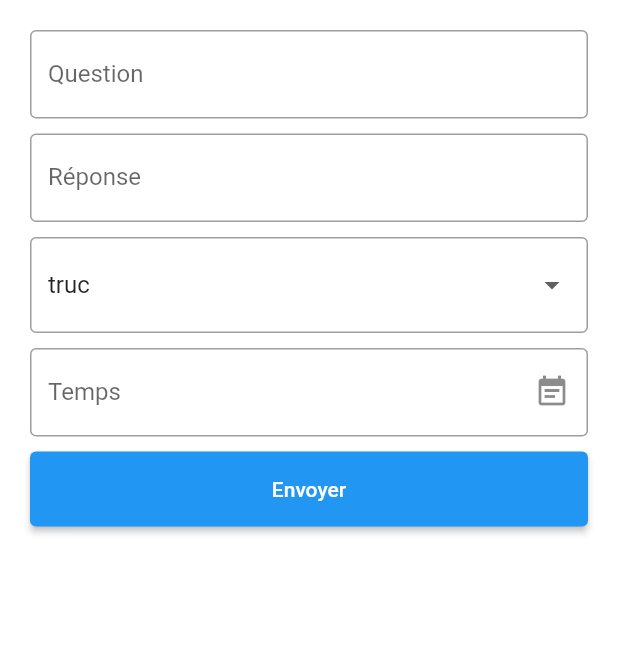
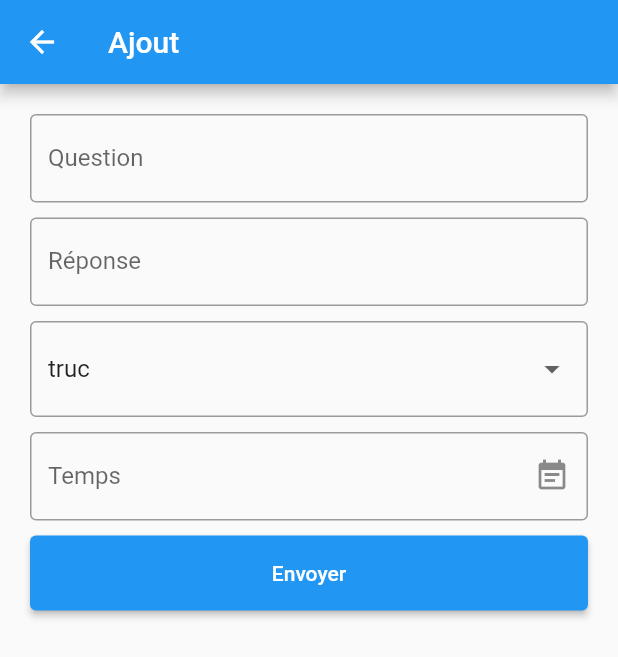
Before and after one commit to Doktity/leitner, a Flutter app: the screen it shows after launch, after a tap on "Add", on a phone screen of 412 x 824 dp. Shown: the top 657 px of the screen. Run offline on Flutter 3.47's test engine with Material 2 defaults, Android fonts, the phone set to English and light mode, and no system bars; drawn by our look-alikes of date_field; our stand-ins replace cloud_firestore, firebase_core; missing offline and left inert: dart:ffi; accounts and stored records are empty.

Commit message:
réajustement archi des pages

```diff
--- a/lib/main.dart
+++ b/lib/main.dart
@@ -37,40 +37,7 @@ class _MyAppState extends State<MyApp> {
   @override
   Widget build(BuildContext context) {
     return MaterialApp(
-      home: Scaffold(
-        appBar: AppBar(
-            title: const [
-              Text("Leitner"),
-              Text("Ajout"),
-              Text("List")
-            ][_index]
-        ),
-        body: const [
-          HomePage(),
-          AddPage(),
-          ListPage()
-        ][_index],
-        bottomNavigationBar: BottomNavigationBar(
-          currentIndex: _index,
-          onTap: (index) => setCurrentIndex(index),
-          type: BottomNavigationBarType.fixed,
-          selectedItemColor: Colors.blue,
-          items: const [
-            BottomNavigationBarItem(
-                icon: Icon(Icons.backspace),
-                label: "Retour"
-            ),
-            BottomNavigationBarItem(
-                icon: Icon(Icons.add),
-                label: "Ajout"
-            ),
-            BottomNavigationBarItem(
-                icon: Icon(Icons.home),
-                label: "Maison"
-            ),
-          ],
-        ),
-      ),
+      home: HomePage(),
     );
   }
 }
--- a/lib/pages/AddPage.dart
+++ b/lib/pages/AddPage.dart
@@ -30,7 +30,11 @@ class _AddPageState extends State<AddPage> {
 
   @override
   Widget build(BuildContext context) {
-    return Container(
+    return Scaffold(
+      appBar: AppBar(
+        title: Text("Ajout"),
+      ),
+      body: Container(
         margin: EdgeInsets.all(20),
         child: Form(
           key: _formKey,
@@ -140,6 +144,7 @@ class _AddPageState extends State<AddPage> {
             ],
           )
         ),
+      ),
     );
   }
 }
--- a/lib/pages/HomePage.dart
+++ b/lib/pages/HomePage.dart
@@ -11,13 +11,14 @@ class HomePage extends StatelessWidget {
 
   @override
   Widget build(BuildContext context) {
-    return Center(
+    return Scaffold(
+      body: Center(
           child: Column(
             mainAxisAlignment: MainAxisAlignment.center,
             children: [
-            const Text("Bienvenu dans Leitner",
+              const Text("Bienvenue dans Leitner",
                 style: TextStyle(
-                  fontSize: 38,
+                    fontSize: 36,
                     fontFamily: "Mulish"
                 ),
               ),
@@ -25,15 +26,14 @@ class HomePage extends StatelessWidget {
               ElevatedButton.icon(
                   style: const ButtonStyle(
                       padding: MaterialStatePropertyAll(EdgeInsets.all(20)),
-                    backgroundColor: MaterialStatePropertyAll(Colors.amber),
+                      backgroundColor: MaterialStatePropertyAll(Colors.blue),
                       fixedSize: MaterialStatePropertyAll(Size(300, 100))
                   ),
                   onPressed: () {
                     Navigator.push(
                         context,
-                      PageRouteBuilder(
-                          pageBuilder:
-                              (_,__,___) => DailyPage()
+                        MaterialPageRoute(
+                            builder: (_) => const DailyPage()
                         )
                     );
                   },
@@ -49,15 +49,14 @@ class HomePage extends StatelessWidget {
               ElevatedButton.icon(
                   style: const ButtonStyle(
                       padding: MaterialStatePropertyAll(EdgeInsets.all(20)),
-                    backgroundColor: MaterialStatePropertyAll(Colors.amber),
+                      backgroundColor: MaterialStatePropertyAll(Colors.blue),
                       fixedSize: MaterialStatePropertyAll(Size(300, 100))
                   ),
                   onPressed: () {
                     Navigator.push(
                         context,
-                      PageRouteBuilder(
-                          pageBuilder:
-                              (_,__,___) => AddPage()
+                        MaterialPageRoute(
+                            builder: (_) => const AddPage()
                         )
                     );
                   },
@@ -73,15 +72,14 @@ class HomePage extends StatelessWidget {
               ElevatedButton.icon(
                   style: const ButtonStyle(
                       padding: MaterialStatePropertyAll(EdgeInsets.all(20)),
-                    backgroundColor: MaterialStatePropertyAll(Colors.amber),
+                      backgroundColor: MaterialStatePropertyAll(Colors.blue),
                       fixedSize: MaterialStatePropertyAll(Size(300, 100))
                   ),
                   onPressed: () {
                     Navigator.push(
                         context,
-                      PageRouteBuilder(
-                          pageBuilder:
-                              (_,__,___) => ListPage()
+                        MaterialPageRoute(
+                            builder: (_) => const ListPage()
                         )
                     );
                   },
@@ -95,6 +93,7 @@ class HomePage extends StatelessWidget {
               )
             ],
           )
+      ),
     );
   }
 }
```
Also changed, not shown: lib/pages/AnswerPage.dart (added, +50 -0 lines), lib/pages/DailyPage.dart (+103 -3 lines), lib/pages/ListPage.dart (+5 -2 lines). Lines whose indentation alone changed are shown as unchanged.
